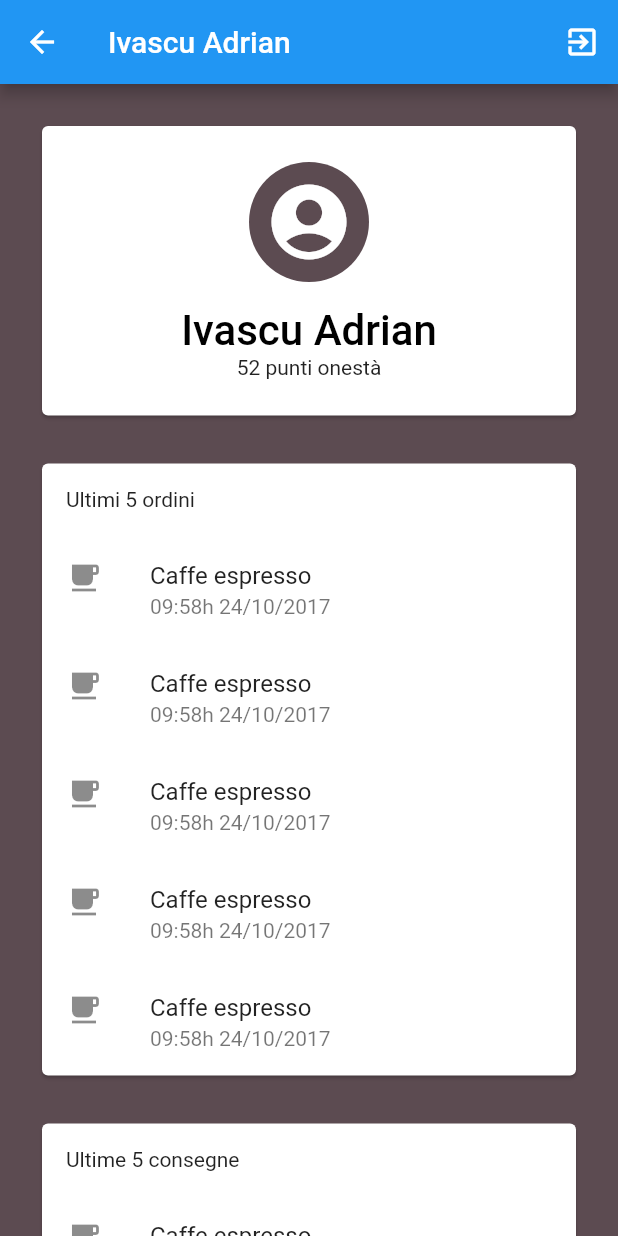
After one commit to Ivaskuu/buongiornissimo_app, a Flutter app: the ProfiloUI screen opened directly, on a phone screen of 412 x 824 dp. The commit adds this screen. Run offline on Flutter 3.47's test engine with Material 2 defaults, Android fonts, the phone set to English and light mode, and no system bars.

Commit message:
Renamed colors.dart to custom_colors.dart, and created the Profilo UI

```diff
--- a/lib/consegna_ui.dart
+++ b/lib/consegna_ui.dart
@@ -1,5 +1,5 @@
 import 'package:flutter/material.dart';
-import 'colors.dart';
+import 'custom_colors.dart';
 
 class ConsegnaUI extends StatefulWidget
 {
--- a/lib/main_ui.dart
+++ b/lib/main_ui.dart
@@ -1,8 +1,9 @@
 import 'package:flutter/material.dart';
-import 'colors.dart';
+import 'custom_colors.dart';
 
 import 'ordina_ui.dart';
 import 'consegna_ui.dart';
+import 'io_ui.dart';
 
 class MainUI extends StatefulWidget
 {
@@ -28,10 +29,10 @@ class MainUIState extends State<MainUI>
         title: new Text("Buongiornissimo", style: new TextStyle(color: Colors.white)),
         actions: <Widget>
         [
-          new CircleAvatar
+          new IconButton
           (
-            backgroundColor: Colors.white,
-            child: new Icon(Icons.account_circle, color: colorCaffe),
+            icon: new Icon(Icons.account_circle),
+            onPressed: () => Navigator.of(context).push(new MaterialPageRoute(builder: (_) => new IoUI()))
           )
         ]
       ),
--- a/lib/ordina_list_ui.dart
+++ b/lib/ordina_list_ui.dart
@@ -1,5 +1,5 @@
 import 'package:flutter/material.dart';
-import 'colors.dart';
+import 'custom_colors.dart';
 
 class OrdinaListUI extends StatelessWidget
 {
--- a/lib/ordina_ui.dart
+++ b/lib/ordina_ui.dart
@@ -1,5 +1,5 @@
 import 'package:flutter/material.dart';
-import 'colors.dart';
+import 'custom_colors.dart';
 
 import 'ordina_list_ui.dart';
 
--- /dev/null
+++ b/lib/profilo_.dart
@@ -0,0 +1,167 @@
+import 'package:flutter/material.dart';
+import 'custom_colors.dart';
+
+class ProfiloUI extends StatefulWidget
+{
+  @override
+  ProfiloUIState createState() => new ProfiloUIState();
+}
+
+class ProfiloUIState extends State<ProfiloUI>
+{
+  @override
+  Widget build(BuildContext context)
+  {
+    return new Scaffold
+    (
+      appBar: new AppBar
+      (
+        title: new Text("Ivascu Adrian"),
+        actions: <Widget>
+        [
+          new IconButton
+          (
+            icon: new Icon(Icons.exit_to_app),
+            onPressed: () => null,
+          )
+        ],
+      ),
+      backgroundColor: colorCaffe,
+      body: new ListView
+      (
+        children: <Widget>
+        [
+          new Container
+          (
+            margin: new EdgeInsets.symmetric(horizontal: 24.0, vertical: 24.0),
+            child: new Card
+            (
+              child: new Container
+              (
+                margin: new EdgeInsets.symmetric(vertical: 24.0),
+                child: new Column
+                (
+                  children: <Widget>
+                  [
+                    new CircleAvatar
+                    (
+                      radius: 40.0,
+                      backgroundColor: colorCaffe,
+                      child: new Icon(Icons.account_circle, color: Colors.white, size: 60.0),
+                    ),
+                    new Container
+                    (
+                      margin: new EdgeInsets.only(top: 16.0),
+                      child: new Text("Ivascu Adrian", style: Theme.of(context).textTheme.title.copyWith(color: Colors.black), textScaleFactor: 1.4),
+                    ),
+                    new Text("52 punti onestà")
+                  ],
+                ),
+              ),
+            ),
+          ),
+          new Container
+          (
+            margin: new EdgeInsets.symmetric(horizontal: 24.0),
+            child: new Card
+            (
+              child: new Column
+              (
+                mainAxisAlignment: MainAxisAlignment.start,
+                crossAxisAlignment: CrossAxisAlignment.start,
+                children: <Widget>
+                [
+                  new Container
+                  (
+                    margin: new EdgeInsets.all(16.0),
+                    child: new Text("Ultimi 5 ordini"),
+                  ),
+                  new ListTile
+                  (
+                    leading: new Icon(Icons.local_cafe),
+                    title: new Text("Caffe espresso"),
+                    subtitle: new Text("09:58h 24/10/2017"),
+                  ),
+                  new ListTile
+                  (
+                    leading: new Icon(Icons.local_cafe),
+                    title: new Text("Caffe espresso"),
+                    subtitle: new Text("09:58h 24/10/2017"),
+                  ),
+                  new ListTile
+                  (
+                    leading: new Icon(Icons.local_cafe),
+                    title: new Text("Caffe espresso"),
+                    subtitle: new Text("09:58h 24/10/2017"),
+                  ),
+                  new ListTile
+                  (
+                    leading: new Icon(Icons.local_cafe),
+                    title: new Text("Caffe espresso"),
+                    subtitle: new Text("09:58h 24/10/2017"),
+                  ),
+                  new ListTile
+                  (
+                    leading: new Icon(Icons.local_cafe),
+                    title: new Text("Caffe espresso"),
+                    subtitle: new Text("09:58h 24/10/2017"),
+                  ),
+                ],
+              ),
+            ),
+          ),
+          new Container
+          (
+            margin: new EdgeInsets.symmetric(horizontal: 24.0, vertical: 24.0),
+            child: new Card
+            (
+              child: new Column
+              (
+                mainAxisAlignment: MainAxisAlignment.start,
+                crossAxisAlignment: CrossAxisAlignment.start,
+                children: <Widget>
+                [
+                  new Container
+                  (
+                    margin: new EdgeInsets.all(16.0),
+                    child: new Text("Ultime 5 consegne"),
+                  ),
+                  new ListTile
+                  (
+                    leading: new Icon(Icons.local_cafe),
+                    title: new Text("Caffe espresso"),
+                    subtitle: new Text("09:58h 24/10/2017"),
+                  ),
+                  new ListTile
+                  (
+                    leading: new Icon(Icons.local_cafe),
+                    title: new Text("Caffe espresso"),
+                    subtitle: new Text("09:58h 24/10/2017"),
+                  ),
+                  new ListTile
+                  (
+                    leading: new Icon(Icons.local_cafe),
+                    title: new Text("Caffe espresso"),
+                    subtitle: new Text("09:58h 24/10/2017"),
+                  ),
+                  new ListTile
+                  (
+                    leading: new Icon(Icons.local_cafe),
+                    title: new Text("Caffe espresso"),
+                    subtitle: new Text("09:58h 24/10/2017"),
+                  ),
+                  new ListTile
+                  (
+                    leading: new Icon(Icons.local_cafe),
+                    title: new Text("Caffe espresso"),
+                    subtitle: new Text("09:58h 24/10/2017"),
+                  ),
+                ],
+              )
+            )
+          ),
+        ],
+      )
+    );
+  }
+}
```
Also changed, not shown: lib/custom_colors.dart (renamed from lib/colors.dart).
